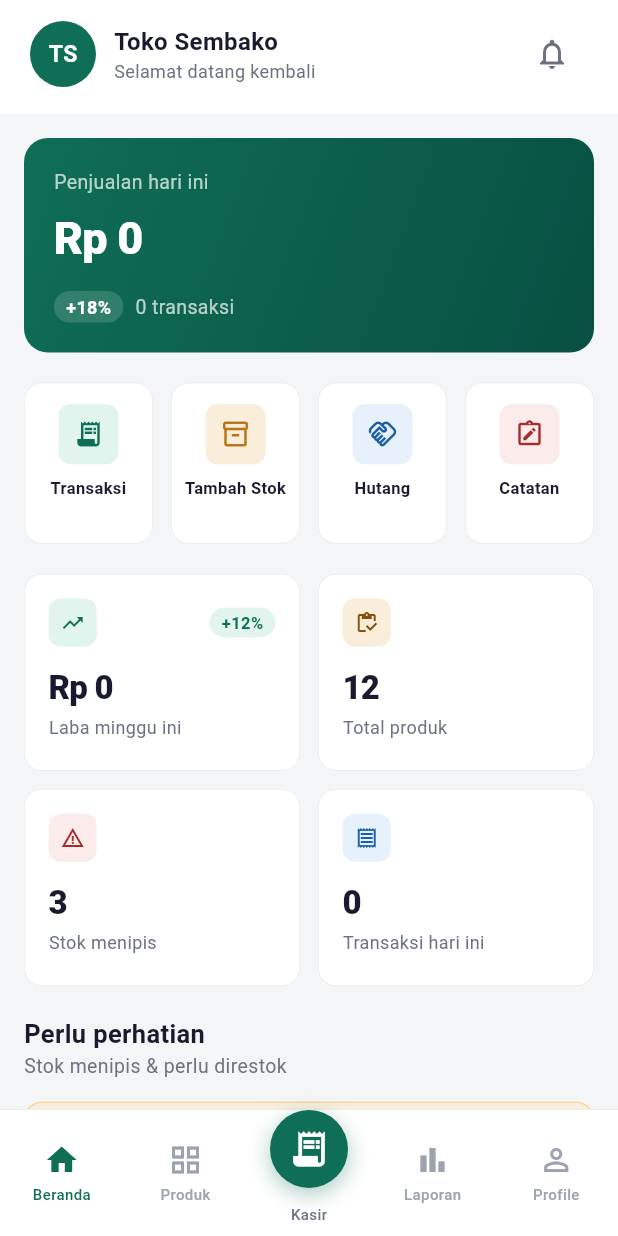
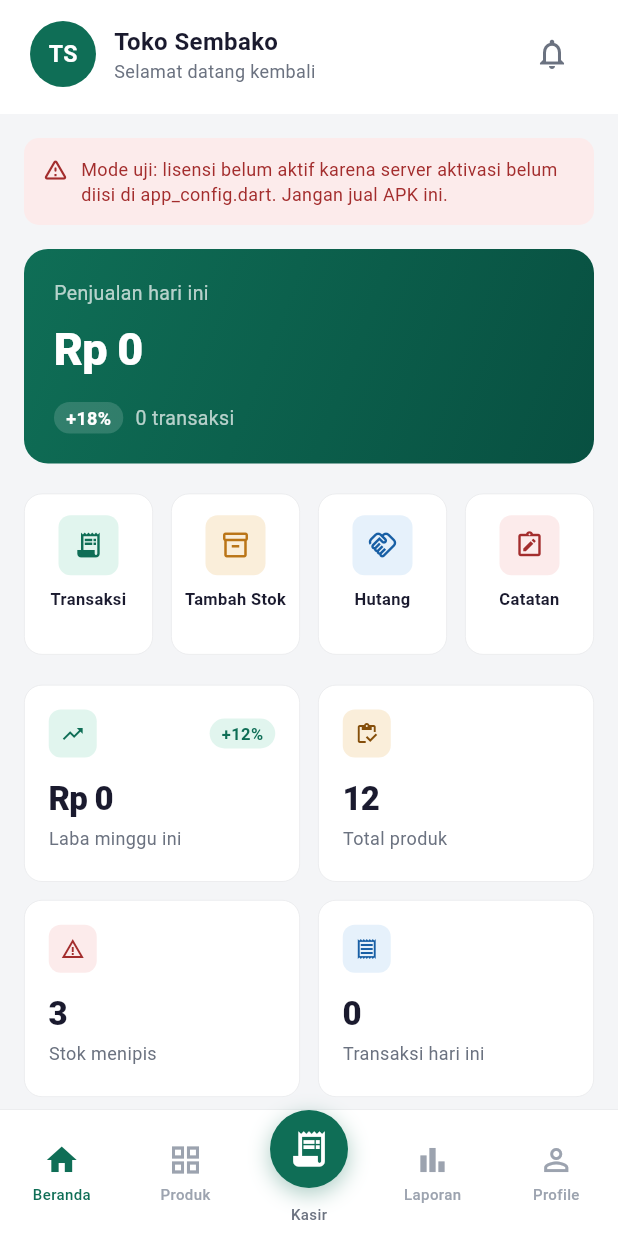
Before and after one commit to anton1990-90/kiosku, a Flutter app: the DashboardScreen screen opened by its route, on a phone screen of 412 x 824 dp. Run offline on Flutter 3.47's test engine with Material 3 defaults, Android fonts, the light colour scheme and no system bars; our stand-ins replace device_info_plus, flutter_blue_plus, flutter_riverpod, go_router, image_picker, package_info_plus and 2 more; missing offline and left inert: esc_pos_utils, mobile_scanner; accounts and stored records are empty; network calls fail.

Commit message:
Gerbang lisensi dimatikan sementara selama server aktivasi belum diisi
Sebelumnya router mengarahkan SEMUA halaman ke /auth/activation selama
lisensi belum aktif. Karena supabaseUrl dan supabaseAnonKey masih 'ISI_...',
aktivasi tidak mungkin berhasil, jadi aplikasi tidak bisa dipakai sama sekali
dan fitur baru tidak bisa dicoba.

Sekarang gerbang lisensi hanya aktif kalau AppConfig.isActivationConfigured
bernilai true. Selama kuncinya masih 'ISI_...' aplikasi bisa dipakai tanpa
aktivasi. Begitu kunci Supabase diisi, gerbang otomatis aktif kembali, jadi
APK yang benar-benar dijual tetap wajib aktivasi.

Supaya APK mode uji ini tidak ikut terjual, beranda menampilkan spanduk merah
"Mode uji: lisensi belum aktif ... Jangan jual APK ini" yang hanya muncul
kalau server aktivasi belum diisi.

Versi naik ke 1.1.1+3.

```diff
--- a/lib/features/dashboard/dashboard_screen.dart
+++ b/lib/features/dashboard/dashboard_screen.dart
@@ -1,6 +1,7 @@
 import 'package:flutter/material.dart';
 import 'package:flutter_riverpod/flutter_riverpod.dart';
 import 'package:go_router/go_router.dart';
+import '../../core/config/app_config.dart';
 import '../../core/constants/app_colors.dart';
 import '../../core/utils/formatters.dart';
 import '../../providers/auth_provider.dart';
@@ -118,6 +119,39 @@ class _DashboardScreenState extends ConsumerState<DashboardScreen> {
                 ),
               ),
             ),
+            // Peringatan: build ini belum dikunci lisensi karena server
+            // aktivasi belum diisi. Sengaja ditampilkan mencolok supaya APK
+            // semacam ini tidak ikut terjual.
+            if (!AppConfig.isActivationConfigured)
+              SliverToBoxAdapter(
+                child: Container(
+                  margin: const EdgeInsets.fromLTRB(16, 16, 16, 0),
+                  padding: const EdgeInsets.all(12),
+                  decoration: BoxDecoration(
+                    color: AppColors.dangerLight,
+                    borderRadius: BorderRadius.circular(10),
+                  ),
+                  child: const Row(
+                    crossAxisAlignment: CrossAxisAlignment.start,
+                    children: [
+                      Icon(Icons.warning_amber_rounded,
+                          size: 18, color: AppColors.dangerMid),
+                      SizedBox(width: 8),
+                      Expanded(
+                        child: Text(
+                          'Mode uji: lisensi belum aktif karena server aktivasi '
+                          'belum diisi di app_config.dart. Jangan jual APK ini.',
+                          style: TextStyle(
+                            fontSize: 12,
+                            color: AppColors.dangerMid,
+                            height: 1.4,
+                          ),
+                        ),
+                      ),
+                    ],
+                  ),
+                ),
+              ),
             // Revenue hero card
             SliverToBoxAdapter(
               child: Container(
--- a/lib/routes/app_router.dart
+++ b/lib/routes/app_router.dart
@@ -3,6 +3,7 @@ import 'package:flutter_riverpod/flutter_riverpod.dart';
 import 'package:go_router/go_router.dart';
 import '../providers/auth_provider.dart';
 import '../providers/license_provider.dart';
+import '../core/config/app_config.dart';
 import '../core/constants/app_colors.dart';
 import '../data/models/debt_model.dart';
 import '../data/models/note_model.dart';
@@ -43,8 +44,15 @@ final routerProvider = Provider<GoRouter>((ref) {
 
       final isActivationRoute = location.startsWith('/auth/activation');
 
+      // Gerbang lisensi hanya aktif kalau server aktivasi sudah diisi.
+      // Selama supabaseUrl/supabaseAnonKey masih 'ISI_...' aplikasi boleh
+      // dipakai tanpa aktivasi supaya fitur bisa diuji. Begitu kuncinya diisi,
+      // gerbang ini otomatis aktif kembali — jadi build yang dijual tetap
+      // wajib aktivasi.
+      final licenseGateActive = AppConfig.isActivationConfigured;
+
       // Belum berlisensi → wajib aktivasi lebih dulu.
-      if (!licenseState.isLicensed) {
+      if (licenseGateActive && !licenseState.isLicensed) {
         return isActivationRoute ? null : '/auth/activation';
       }
 
--- a/pubspec.yaml
+++ b/pubspec.yaml
@@ -1,6 +1,6 @@
 name: tokoku
 description: Aplikasi UMKM toko sembako & penjualan - offline-first dengan autentikasi email.
-version: 1.1.0+2
+version: 1.1.1+3
 publish_to: 'none'
 
 environment:
```
